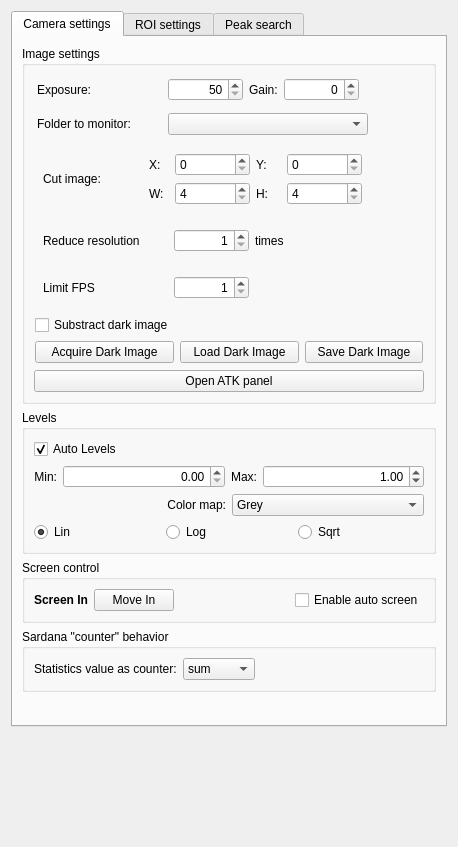
The window that ui/SettingsWidget.ui (yamedvedya/camera_viewer) describes before a commit, drawn with Qt 5.
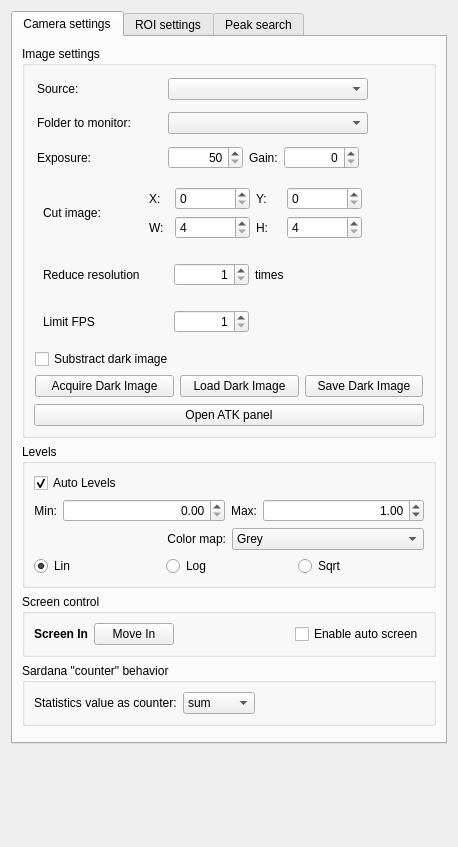
The same window after the commit. The open tabs and pages were chosen to show the change.

Patch:
```diff
--- a/ui/SettingsWidget.ui
+++ b/ui/SettingsWidget.ui
@@ -42,6 +42,108 @@
           <string>Image settings</string>
          </property>
          <layout class="QVBoxLayout" name="verticalLayout_3">
+          <item>
+           <widget class="QFrame" name="frame_Source">
+            <property name="frameShape">
+             <enum>QFrame::NoFrame</enum>
+            </property>
+            <property name="frameShadow">
+             <enum>QFrame::Raised</enum>
+            </property>
+            <layout class="QHBoxLayout" name="horizontalLayout_5">
+             <property name="margin">
+              <number>3</number>
+             </property>
+             <item>
+              <widget class="QLabel" name="label_26">
+               <property name="minimumSize">
+                <size>
+                 <width>125</width>
+                 <height>0</height>
+                </size>
+               </property>
+               <property name="text">
+                <string>Source:</string>
+               </property>
+              </widget>
+             </item>
+             <item>
+              <widget class="QComboBox" name="cmb_source">
+               <property name="minimumSize">
+                <size>
+                 <width>200</width>
+                 <height>0</height>
+                </size>
+               </property>
+              </widget>
+             </item>
+             <item>
+              <spacer name="horizontalSpacer_14">
+               <property name="orientation">
+                <enum>Qt::Horizontal</enum>
+               </property>
+               <property name="sizeHint" stdset="0">
+                <size>
+                 <width>40</width>
+                 <height>20</height>
+                </size>
+               </property>
+              </spacer>
+             </item>
+            </layout>
+           </widget>
+          </item>
+          <item>
+           <widget class="QFrame" name="frame_Folder">
+            <property name="frameShape">
+             <enum>QFrame::NoFrame</enum>
+            </property>
+            <property name="frameShadow">
+             <enum>QFrame::Raised</enum>
+            </property>
+            <layout class="QHBoxLayout" name="horizontalLayout_4">
+             <property name="margin">
+              <number>3</number>
+             </property>
+             <item>
+              <widget class="QLabel" name="label_23">
+               <property name="minimumSize">
+                <size>
+                 <width>125</width>
+                 <height>0</height>
+                </size>
+               </property>
+               <property name="text">
+                <string>Folder to monitor:</string>
+               </property>
+              </widget>
+             </item>
+             <item>
+              <widget class="QComboBox" name="cmb_Path">
+               <property name="minimumSize">
+                <size>
+                 <width>200</width>
+                 <height>0</height>
+                </size>
+               </property>
+              </widget>
+             </item>
+             <item>
+              <spacer name="horizontalSpacer_9">
+               <property name="orientation">
+                <enum>Qt::Horizontal</enum>
+               </property>
+               <property name="sizeHint" stdset="0">
+                <size>
+                 <width>40</width>
+                 <height>20</height>
+                </size>
+               </property>
+              </spacer>
+             </item>
+            </layout>
+           </widget>
+          </item>
           <item>
            <widget class="QFrame" name="frame_Exposure">
             <property name="frameShape">
@@ -131,57 +233,6 @@
             </layout>
            </widget>
           </item>
-          <item>
-           <widget class="QFrame" name="frame_Folder">
-            <property name="frameShape">
-             <enum>QFrame::NoFrame</enum>
-            </property>
-            <property name="frameShadow">
-             <enum>QFrame::Raised</enum>
-            </property>
-            <layout class="QHBoxLayout" name="horizontalLayout_4">
-             <property name="margin">
-              <number>3</number>
-             </property>
-             <item>
-              <widget class="QLabel" name="label_23">
-               <property name="minimumSize">
-                <size>
-                 <width>125</width>
-                 <height>0</height>
-                </size>
-               </property>
-               <property name="text">
-                <string>Folder to monitor:</string>
-               </property>
-              </widget>
-             </item>
-             <item>
-              <widget class="QComboBox" name="cmb_Path">
-               <property name="minimumSize">
-                <size>
-                 <width>200</width>
-                 <height>0</height>
-                </size>
-               </property>
-              </widget>
-             </item>
-             <item>
-              <spacer name="horizontalSpacer_9">
-               <property name="orientation">
-                <enum>Qt::Horizontal</enum>
-               </property>
-               <property name="sizeHint" stdset="0">
-                <size>
-                 <width>40</width>
-                 <height>20</height>
-                </size>
-               </property>
-              </spacer>
-             </item>
-            </layout>
-           </widget>
-          </item>
           <item>
            <widget class="QFrame" name="frame_Cut">
             <layout class="QGridLayout" name="gridLayout">
```
Left out of the diff: 2 changed lines with no effect on the pictures.
